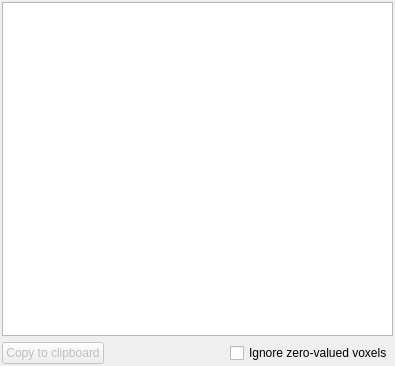
Old version of the form Modules/ImageStatisticsUI/src/QmitkImageStatisticsWidget.ui in the repository MITK/MITK.
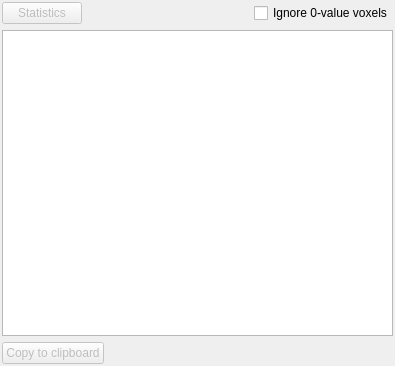
New version of the form.

Commit message: Add a filter for the shown image statistics

```diff
--- a/Modules/ImageStatisticsUI/src/QmitkImageStatisticsWidget.ui
+++ b/Modules/ImageStatisticsUI/src/QmitkImageStatisticsWidget.ui
@@ -33,28 +33,9 @@
     <number>2</number>
    </property>
    <item>
-    <widget class="QTreeView" name="treeViewStatistics"/>
-   </item>
+    <layout class="QHBoxLayout" name="layoutOptions">
    <item>
-    <widget class="QWidget" name="widgetClipboard" native="true">
-     <layout class="QHBoxLayout" name="horizontalLayout" stretch="0,0,0">
-      <property name="spacing">
-       <number>0</number>
-      </property>
-      <property name="leftMargin">
-       <number>0</number>
-      </property>
-      <property name="topMargin">
-       <number>0</number>
-      </property>
-      <property name="rightMargin">
-       <number>0</number>
-      </property>
-      <property name="bottomMargin">
-       <number>0</number>
-      </property>
-      <item>
-       <widget class="QPushButton" name="buttonCopyImageStatisticsToClipboard">
+      <widget class="QPushButton" name="buttonStatisticsFilter">
         <property name="enabled">
          <bool>false</bool>
         </property>
@@ -65,7 +46,7 @@
          </sizepolicy>
         </property>
         <property name="text">
-         <string>Copy to clipboard</string>
+        <string>Statistics</string>
         </property>
        </widget>
       </item>
@@ -85,11 +66,29 @@
       <item>
        <widget class="QCheckBox" name="checkBoxIgnoreZeroValuedVoxel">
         <property name="text">
-         <string>Ignore zero-valued voxels</string>
+        <string>Ignore 0-value voxels</string>
         </property>
        </widget>
       </item>
      </layout>
+   </item>
+   <item>
+    <widget class="QTreeView" name="treeViewStatistics"/>
+   </item>
+   <item alignment="Qt::AlignmentFlag::AlignLeft">
+    <widget class="QPushButton" name="buttonCopyImageStatisticsToClipboard">
+     <property name="enabled">
+      <bool>false</bool>
+     </property>
+     <property name="sizePolicy">
+      <sizepolicy hsizetype="Minimum" vsizetype="Fixed">
+       <horstretch>0</horstretch>
+       <verstretch>0</verstretch>
+      </sizepolicy>
+     </property>
+     <property name="text">
+      <string>Copy to clipboard</string>
+     </property>
     </widget>
    </item>
   </layout>
```
Left out of the diff: 6 changed lines with no effect on the pictures. Lines whose indentation alone changed are shown as unchanged. The commit also changes 7 other files.
